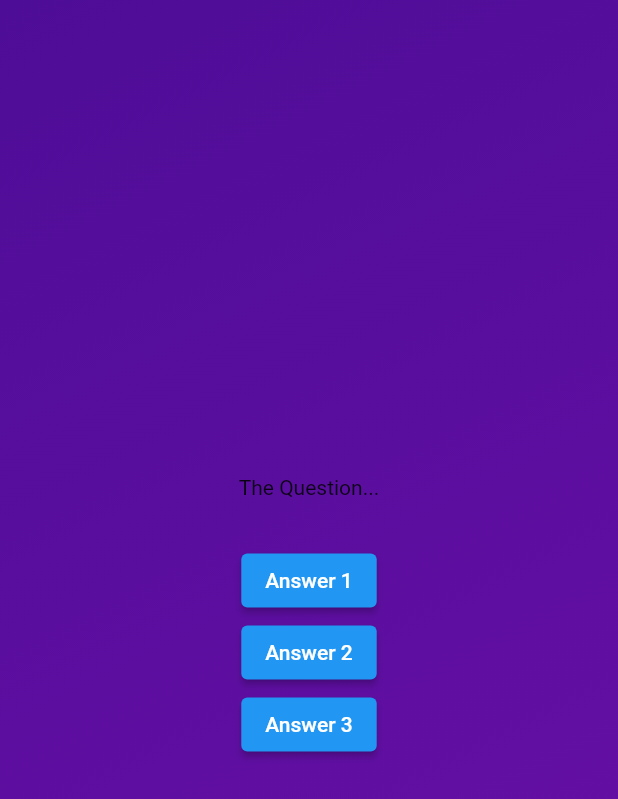
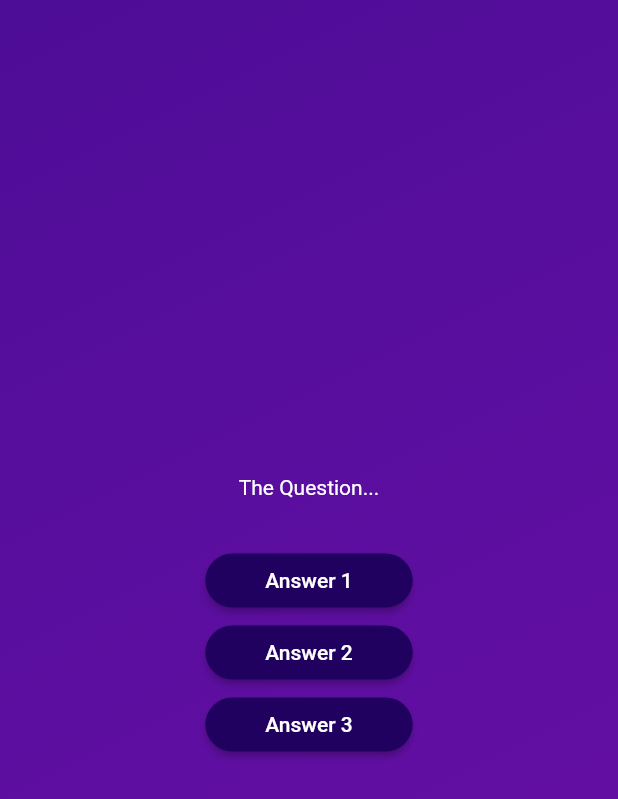
Before and after one commit to YukiKizama/adv_basics_flutter, a Flutter app: the screen it shows after launch, after a tap on "Start Quiz", on a phone screen of 412 x 824 dp. Shown: the top 799 px of the screen. Run offline on Flutter 3.47's test engine with Material 2 defaults, Android fonts, the phone set to English and light mode, and no system bars.

Commit message:
Creating a Reusable, Custom Styled Button

```diff
--- /dev/null
+++ b/lib/answers_button.dart
@@ -0,0 +1,22 @@
+import 'package:flutter/material.dart';
+
+class AnswerButton extends StatelessWidget {
+  const AnswerButton(
+      {super.key, required this.answerText, required this.onTap});
+  final String answerText;
+  final void Function() onTap;
+
+  @override
+  Widget build(BuildContext context) {
+    return ElevatedButton(
+      onPressed: onTap,
+      style: ElevatedButton.styleFrom(
+          padding: EdgeInsets.symmetric(vertical: 10, horizontal: 40),
+          backgroundColor: const Color.fromARGB(255, 33, 1, 95),
+          foregroundColor: Colors.white,
+          shape:
+              RoundedRectangleBorder(borderRadius: BorderRadius.circular(40))),
+      child: Text(answerText),
+    );
+  }
+}
--- a/lib/questions_screen.dart
+++ b/lib/questions_screen.dart
@@ -1,4 +1,5 @@
 import 'package:flutter/material.dart';
+import 'package:adv_basics/answers_button.dart';
 
 class QuestionsScreen extends StatefulWidget {
   const QuestionsScreen({super.key});
@@ -17,19 +18,22 @@ class _QuestionsScreenState extends State<QuestionsScreen> {
       child: Column(
         mainAxisAlignment: MainAxisAlignment.center,
         children: [
-          const Text('The Question...'),
+          const Text(
+            'The Question...',
+            style: TextStyle(color: Colors.white),
+          ),
           const SizedBox(height: 30),
-          ElevatedButton(
-            onPressed: () {},
-            child: const Text('Answer 1'),
+          AnswerButton(
+            answerText: 'Answer 1',
+            onTap: () {},
           ),
-          ElevatedButton(
-            onPressed: () {},
-            child: const Text('Answer 2'),
+          AnswerButton(
+            answerText: 'Answer 2',
+            onTap: () {},
           ),
-          ElevatedButton(
-            onPressed: () {},
-            child: const Text('Answer 3'),
+          AnswerButton(
+            answerText: 'Answer 3',
+            onTap: () {},
           )
         ],
       ),
```
